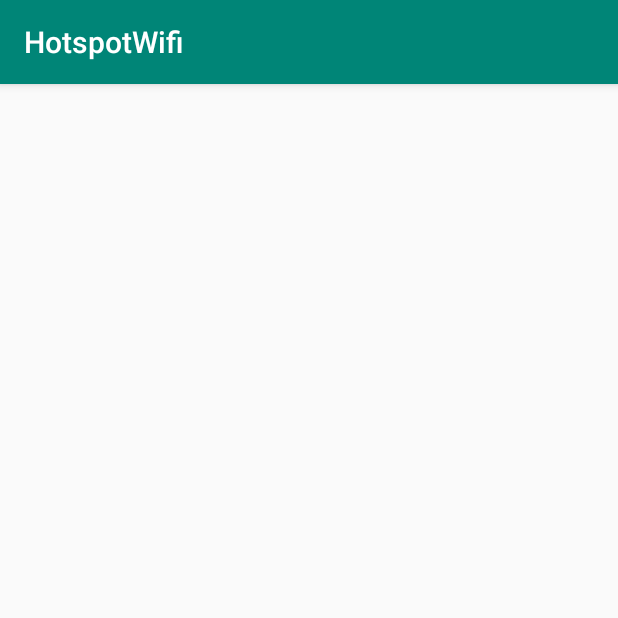
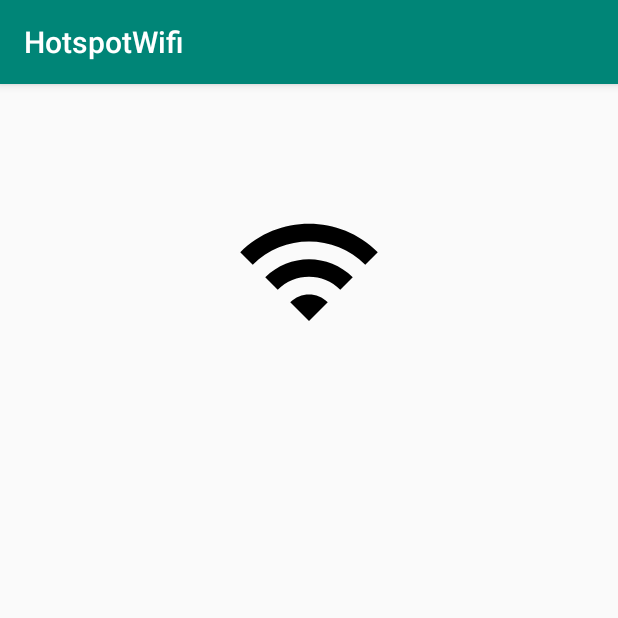
Before and after one commit to kevincodes-ui/HotspotWifi, an Android app: the screen it shows after launch (MainActivity), on a phone screen of 412 x 824 dp, the top half of it. Run offline under Robolectric (Android 15) with nearby library versions, the phone set to English and light mode, and no system bars.

Commit message:
1.1 stage

```diff
--- a/app/build.gradle
+++ b/app/build.gradle
@@ -10,6 +10,9 @@ android {
         versionCode 1
         versionName "1.0"
         testInstrumentationRunner "androidx.test.runner.AndroidJUnitRunner"
+        vectorDrawables {
+            useSupportLibrary true
+        }
     }
     buildTypes {
         release {
--- /dev/null
+++ b/app/src/main/res/drawable/ic_setup_wifi_black_24dp.xml
@@ -0,0 +1,9 @@
+<vector xmlns:android="http://schemas.android.com/apk/res/android"
+        android:width="24dp"
+        android:height="24dp"
+        android:viewportWidth="24.0"
+        android:viewportHeight="24.0">
+    <path
+        android:fillColor="#FF000000"
+        android:pathData="M23,16v-1.5c0,-1.4 -1.1,-2.5 -2.5,-2.5S18,13.1 18,14.5L18,16c-0.5,0 -1,0.5 -1,1v4c0,0.5 0.5,1 1,1h5c0.5,0 1,-0.5 1,-1v-4c0,-0.5 -0.5,-1 -1,-1zM22,16h-3v-1.5c0,-0.8 0.7,-1.5 1.5,-1.5s1.5,0.7 1.5,1.5L22,16zM15.5,14.5c0,-2.8 2.2,-5 5,-5 0.4,0 0.7,0 1,0.1L23.6,7c-0.4,-0.3 -4.9,-4 -11.6,-4C5.3,3 0.8,6.7 0.4,7L12,21.5l3.5,-4.4v-2.6z"/>
+</vector>
--- /dev/null
+++ b/app/src/main/res/drawable/ic_wifi_black_24dp.xml
@@ -0,0 +1,9 @@
+<vector xmlns:android="http://schemas.android.com/apk/res/android"
+        android:width="24dp"
+        android:height="24dp"
+        android:viewportWidth="24.0"
+        android:viewportHeight="24.0">
+    <path
+        android:fillColor="#FF000000"
+        android:pathData="M1,9l2,2c4.97,-4.97 13.03,-4.97 18,0l2,-2C16.93,2.93 7.08,2.93 1,9zM9,17l3,3 3,-3c-1.65,-1.66 -4.34,-1.66 -6,0zM5,13l2,2c2.76,-2.76 7.24,-2.76 10,0l2,-2C15.14,9.14 8.87,9.14 5,13z"/>
+</vector>
--- a/app/src/main/res/layout/activity_main.xml
+++ b/app/src/main/res/layout/activity_main.xml
@@ -4,4 +4,25 @@
     xmlns:tools="http://schemas.android.com/tools"
     android:layout_width="match_parent"
     android:layout_height="match_parent"
-    tools:context=".MainActivity"/>
+    tools:context=".MainActivity">
+
+    <LinearLayout
+        android:orientation="vertical"
+        android:id="@+id/adContainer"
+        android:layout_width="0dp"
+        android:layout_height="250dp"
+        app:layout_constraintEnd_toEndOf="parent"
+        app:layout_constraintStart_toStartOf="parent"
+        app:layout_constraintTop_toTopOf="parent"
+        android:gravity="center">
+
+        <ImageView
+            android:id="@+id/imageView"
+            android:layout_width="100dp"
+            android:layout_height="100dp"
+            app:layout_constraintEnd_toEndOf="parent"
+            app:layout_constraintStart_toStartOf="parent"
+            app:srcCompat="@drawable/ic_wifi_black_24dp" />
+    </LinearLayout>
+
+</androidx.constraintlayout.widget.ConstraintLayout>
```
